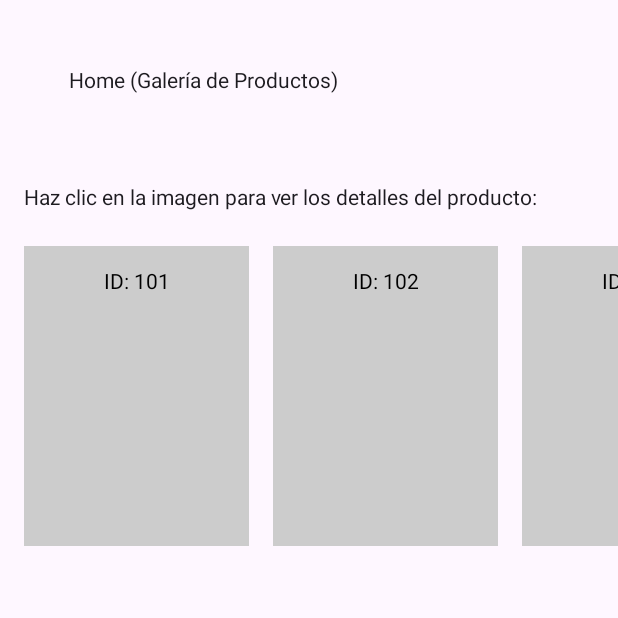
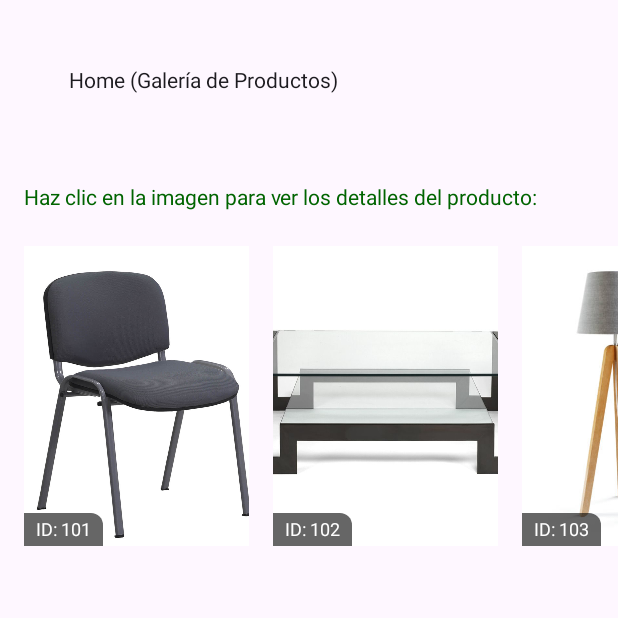
Before and after one commit to 788j/-ANDORID-CLASS-1, an Android app built with Jetpack Compose: the screen it shows after launch (MainActivity), on a phone screen of 412 x 824 dp, the top half of it. Run offline under Robolectric (Android 15) with nearby library versions, the phone set to English and light mode, and no system bars.

Commit message:
Proyecto Compose terminado

```diff
--- a/app/src/main/AndroidManifest.xml
+++ b/app/src/main/AndroidManifest.xml
@@ -1,7 +1,7 @@
 <?xml version="1.0" encoding="utf-8"?>
 <manifest xmlns:android="http://schemas.android.com/apk/res/android"
     xmlns:tools="http://schemas.android.com/tools">
-
+    <uses-permission android:name="android.permission.INTERNET"/>
     <application
         android:allowBackup="true"
         android:dataExtractionRules="@xml/data_extraction_rules"
@@ -10,7 +10,9 @@
         android:label="@string/app_name"
         android:roundIcon="@mipmap/ic_launcher_round"
         android:supportsRtl="true"
-        android:theme="@style/Theme.Myapplication">
+        android:theme="@style/Theme.Myapplication"
+        android:usesCleartextTraffic="true">
+
         <activity
             android:name=".MainActivity"
             android:exported="true"
--- a/app/src/main/java/com/example/myapplication/app.kt
+++ b/app/src/main/java/com/example/myapplication/app.kt
@@ -2,263 +2,25 @@
 
 package com.example.my_application.ui.theme
 
-import android.annotation.SuppressLint
-import androidx.compose.foundation.background
-import androidx.compose.foundation.clickable
-import androidx.compose.foundation.layout.Arrangement
-import androidx.compose.foundation.layout.Box
-import androidx.compose.foundation.layout.Column
-import androidx.compose.foundation.layout.PaddingValues
-import androidx.compose.foundation.layout.fillMaxSize
-import androidx.compose.foundation.layout.fillMaxWidth
-import androidx.compose.foundation.layout.padding
-import androidx.compose.foundation.layout.size
-import androidx.compose.foundation.lazy.LazyRow
-import androidx.compose.foundation.lazy.items
-import androidx.compose.foundation.rememberScrollState
-import androidx.compose.foundation.verticalScroll
-import androidx.compose.material3.Button
+
 import androidx.compose.material3.ExperimentalMaterial3Api
-import androidx.compose.material3.Scaffold
-import androidx.compose.material3.Text
-import androidx.compose.material3.TopAppBar
 import androidx.compose.runtime.Composable
-import androidx.compose.ui.Alignment
-import androidx.compose.ui.Modifier
-import androidx.compose.ui.graphics.Color
-import androidx.compose.ui.text.font.FontWeight
-import androidx.compose.ui.unit.dp
-import androidx.compose.ui.unit.sp
-import androidx.navigation.NavHostController
-import androidx.navigation.NavType
-import androidx.navigation.compose.NavHost
-import androidx.navigation.compose.composable
 import androidx.navigation.compose.rememberNavController
-import androidx.navigation.navArgument
+import com.example.myapplication.ui.theme.navigation.AppNavGraph
+
 
 // --------------------------------------------------
-// ESTRUCTURA DE DATOS: Producto con ID y Descripción
-data class Producto(
-    val id: Int,
-    val descripcion: String
-)
-
-// --------------------------------------------------
-// 🆕 LISTA DE PRODUCTOS MOVIDA AL AMBITO SUPERIOR para ser accesible por DetailsScreen
-val productos = listOf(
-    Producto(101, "Silla ergonómica de oficina y malla transpirable"),
-    Producto(102, "Mesa de centro moderna con tapa de cristal"),
-    Producto(103, "Lámpara de pie ajustable de diseño minimalista"),
-    Producto(104, "Sofá modular de tres puestos en color gris oscuro"),
-    Producto(105, "Estantería flotante de madera de roble macizo"),
-    Producto(106, "Espejo de pared con marco metálico negro")
-)
-// --------------------------------------------------
-
-// Definición de pantallas (Sin cambios)
-sealed class Screen(val route: String) {
-    data object Home : Screen(route = "home")
-    data object Details : Screen(route = "details/{id}") {
-        fun createRoute(id: Int) = "details/$id"
-        const val arg = "id"
-    }
-    data object Settings : Screen(route = "settings")
-}
-
-// --------------------------------------------------
-// Comienzo del app (Sin cambios)
+//  app
 @Composable
 fun App() {
     val nav = rememberNavController()
     AppNavGraph(navController = nav)
 }
 
-// --------------------------------------------------
-// Gráfico de navegación (Sin cambios)
-@SuppressLint("Listado de FrameWorks para NODE")
-@Composable
-fun AppNavGraph(navController: NavHostController) {
-    NavHost(
-        navController = navController,
-        startDestination = Screen.Home.route
-    ) {
-        // 🏠 Pantalla Home
-        composable(route = Screen.Home.route) {
-            HomeScreen(
-                onNavigationToDetails = { id ->
-                    navController.navigate(Screen.Details.createRoute(id))
-                },
-                onNavigationToSettings = {
-                    navController.navigate(Screen.Settings.route)
-                }
-            )
-        }
-
-        // 📄 Pantalla Details
-        composable(
-            route = Screen.Details.route,
-            arguments = listOf(navArgument(name = Screen.Details.arg) {
-                type = NavType.IntType
-            })
-        ) { stackEntry ->
-            val id = stackEntry.arguments?.getInt(Screen.Details.arg) ?: -1
-            DetailsScreen(
-                id = id,
-                // Le pasamos la lista de productos para que pueda buscar la descripción
-                onBack = {
-                    navController.popBackStack()
-                }
-            )
-        }
-
-        // ⚙️ Pantalla Settings
-        composable(route = Screen.Settings.route) {
-            SettingsScreen(
-                onBack = {
-                    navController.popBackStack()
-                }
-            )
-        }
-    }
-}
-
-// --------------------------------------------------
-// HomeScreen (Sin cambios, usa la lista global)
-@Composable
-fun HomeScreen(
-    onNavigationToDetails: (Int) -> Unit,
-    onNavigationToSettings: () -> Unit
-) {
-    Scaffold(
-        modifier = Modifier.fillMaxSize(),
-        topBar = { Text(text = "Home (Galería de Productos)", modifier = Modifier.padding(46.dp)) }
-    ) { padding ->
-        val scrollState = rememberScrollState()
-        Column(
-            modifier = Modifier
-                .padding(padding)
-                .fillMaxSize()
-                .verticalScroll(scrollState)
-        ) {
-            Text(
-                modifier = Modifier.padding(16.dp),
-                text = "Haz clic en la imagen para ver los detalles del producto:"
-            )
-
-            // --- GALERÍA DE IMÁGENES HORIZONTAL ---
-            LazyRow(
-                modifier = Modifier.padding(vertical = 8.dp),
-                horizontalArrangement = Arrangement.spacedBy(16.dp),
-                contentPadding = PaddingValues(horizontal = 16.dp)
-            ) {
-                items(productos) { producto ->
-                    Column(
-
-                        horizontalAlignment = Alignment.CenterHorizontally,
-                        modifier = Modifier
-                            .size(150.dp, 200.dp)
-                            .background(Color.LightGray)
-                            .clickable { onNavigationToDetails(producto.id) }
-                    ) {
-                        Text(
-                            text = "ID: ${producto.id}",
-                            modifier = Modifier.padding(top = 16.dp),
-                            color = Color.Black
-                        )
-                       /* Text(
-                            text = producto.descripcion.take(20) + "...", // Descripción cortada
-                            modifier = Modifier.padding(horizontal = 8.dp),
-                            color = Color.DarkGray
-                        )*/
-                    }
-                }
-            }
-            // --- FIN GALERÍA ---
-
-         /*   Button(
-                onClick = onNavigationToSettings,
-                modifier = Modifier.padding(16.dp)
-            ) {
-                Text(text = "Ir a Settings")
-            }*/
-        }
-    }
-}
-
-// --------------------------------------------------
-// 🚀 DetailsScreen MODIFICADA: Busca y muestra la descripción
-@OptIn(ExperimentalMaterial3Api::class)
-@Composable
-fun DetailsScreen(id: Int, onBack: () -> Unit) {
-    // 🆕 BUSCAMOS EL PRODUCTO en la lista global
-    val productoEncontrado = productos.find { it.id == id }
-
-    Scaffold(
-        topBar = {
-            TopAppBar(
-                title = { Text(text = "Detalle del Producto") },
-                navigationIcon = {
-                    Text(
-                        modifier = Modifier
-                            .padding(horizontal = 16.dp)
-                            .clickable { onBack() },
-                        text = "⬅"
-                    )
-                }
-            )
-        }
-    ) { padding ->
-        Column(
-            modifier = Modifier
-                .padding(padding)
-                .fillMaxSize()
-                .padding(horizontal = 16.dp),
-            horizontalAlignment = Alignment.CenterHorizontally
-        ) {
-            Text(
-                modifier = Modifier.padding(top = 16.dp),
-                text = "Producto con ID $id",
-                style = androidx.compose.ui.text.TextStyle(fontSize = 24.sp)
-            )
-
-            productoEncontrado?.let { producto ->
-                Box(
-                    modifier = Modifier
-                        .padding(vertical = 24.dp)
-                        .size(250.dp)
-                        .background(Color.Gray),
-                    contentAlignment = Alignment.Center
-                ) {
-                    Text(text = "Imagen ampliada", color = Color.White)
-                }
-
-                // 🆕 MOSTRAMOS LA DESCRIPCIÓN
-                Text(
-                    text = "Descripción:",
-                    modifier = Modifier
-                        .fillMaxWidth()
-                        .padding(bottom = 8.dp),
-                    style = androidx.compose.ui.text.TextStyle(fontWeight = FontWeight.Bold)
-                )
-                Text(
-                    text = producto.descripcion,
-                    modifier = Modifier.fillMaxWidth()
-                )
-            } ?: Text("Error: Producto no encontrado.", color = Color.Red)
 
 
-            Button(
-                onClick = { onBack() },
-                modifier = Modifier.padding(top = 24.dp)
-            ) {
-                Text(text = "Volver")
-            }
-        }
-    }
-}
-
-// --------------------------------------------------
-// SettingsScreen (Sin cambios)
+// SettingsScreen (Deplecada para el ejercicio del profe)
+/*
 @OptIn(ExperimentalMaterial3Api::class)
 @Composable
 fun SettingsScreen(onBack: () -> Unit) {
@@ -289,3 +51,4 @@ fun SettingsScreen(onBack: () -> Unit) {
         }
     }
 }
+*/
--- /dev/null
+++ b/app/src/main/java/com/example/myapplication/ui/theme/data/dataProduct.kt
@@ -0,0 +1,22 @@
+package com.example.my_application.ui.theme.data // ⬅️ CAMBIO DE PAQUETE
+
+import com.example.myapplication.R
+
+
+// ESTRUCTURA
+data class Producto(
+    val id: Int,
+    val descripcion: String,
+    val imageUrl: Int
+)
+
+// LISTA
+val productos = listOf(
+
+    Producto(101, "Silla ergonómica de oficina y malla transpirable", R.drawable.silla),
+    Producto(102, "Mesa de centro moderna con tapa de cristal", R.drawable.msea),
+    Producto(103, "Lámpara de pie ajustable de diseño minimalista", R.drawable.lampara),
+    Producto(104, "Sofá modular de tres puestos en color gris oscuro", R.drawable.sofa),
+    Producto(105, "Estantería flotante de madera de roble macizo", R.drawable.estanteria),
+    Producto(106, "Espejo de pared con marco metálico negro", R.drawable.espejo)
+)
--- /dev/null
+++ b/app/src/main/java/com/example/myapplication/ui/theme/navigation/Navigation.kt
@@ -0,0 +1,58 @@
+package com.example.myapplication.ui.theme.navigation
+
+import android.annotation.SuppressLint
+import androidx.compose.runtime.Composable
+import androidx.navigation.NavHostController
+import androidx.navigation.NavType
+import androidx.navigation.compose.NavHost
+import androidx.navigation.compose.composable
+import androidx.navigation.navArgument
+// import com.example.my_application.ui.theme.SettingsScreen
+import com.example.myapplication.ui.theme.screens.DetailsScreen
+import com.example.myapplication.ui.theme.screens.HomeScreen
+
+@SuppressLint()
+@Composable
+fun AppNavGraph(navController: NavHostController) {
+    NavHost(
+        navController = navController,
+        startDestination = Screen.Home.route
+    ) {
+        // Pantalla Home
+        composable(route = Screen.Home.route) {
+            HomeScreen(
+                onNavigationToDetails = { id ->
+                    navController.navigate(Screen.Details.createRoute(id))
+                },
+                onNavigationToSettings = {
+                    navController.navigate(Screen.Settings.route)//Deplecado
+                }
+            )
+        }
+
+        // Pantalla Details
+        composable(
+            route = Screen.Details.route,
+            arguments = listOf(navArgument(name = Screen.Details.arg) {
+                type = NavType.IntType
+            })
+        ) { stackEntry ->
+            val id = stackEntry.arguments?.getInt(Screen.Details.arg) ?: -1
+            DetailsScreen(
+                id = id,
+                onBack = {
+                    navController.popBackStack()
+                }
+            )
+        }
+
+//        //  Pantalla Settings (deplecada)
+//        composable(route = Screen.Settings.route) {
+//            SettingsScreen(
+//                onBack = {
+//                    navController.popBackStack()
+//                }
+//            )
+//        }
+    }
+}
--- /dev/null
+++ b/app/src/main/java/com/example/myapplication/ui/theme/screens/HomeScreen.kt
@@ -0,0 +1,100 @@
+package com.example.myapplication.ui.theme.screens
+
+import androidx.compose.foundation.Image
+import androidx.compose.foundation.background
+import androidx.compose.foundation.clickable
+import androidx.compose.foundation.layout.Arrangement
+import androidx.compose.foundation.layout.Box
+import androidx.compose.foundation.layout.Column
+import androidx.compose.foundation.layout.PaddingValues
+import androidx.compose.foundation.layout.fillMaxSize
+import androidx.compose.foundation.layout.padding
+import androidx.compose.foundation.layout.size
+import androidx.compose.foundation.lazy.LazyRow
+import androidx.compose.foundation.lazy.items
+import androidx.compose.foundation.rememberScrollState
+import androidx.compose.foundation.shape.RoundedCornerShape
+import androidx.compose.foundation.verticalScroll
+import androidx.compose.material3.Scaffold
+import androidx.compose.material3.Text
+import androidx.compose.runtime.Composable
+import androidx.compose.ui.Alignment
+import androidx.compose.ui.Modifier
+import androidx.compose.ui.graphics.Color
+import androidx.compose.ui.layout.ContentScale
+import androidx.compose.ui.res.painterResource
+import androidx.compose.ui.unit.dp
+import androidx.compose.ui.unit.sp
+import com.example.my_application.ui.theme.data.productos
+
+@Composable
+fun HomeScreen(
+    onNavigationToDetails: (Int) -> Unit,
+    onNavigationToSettings: () -> Unit
+) {
+    Scaffold(
+        modifier = Modifier.fillMaxSize(),
+        topBar = { Text(text = "Home (Galería de Productos)", modifier = Modifier.padding(46.dp)) }
+    ) { padding ->
+        val scrollState = rememberScrollState()
+        Column(
+            modifier = Modifier
+                .padding(padding)
+                .fillMaxSize()
+                .verticalScroll(scrollState)
+        ) {
+            Text(
+                modifier = Modifier.padding(16.dp),
+                text = "Haz clic en la imagen para ver los detalles del producto:",
+                color = Color(0xFF006400)
+            )
+
+            // GALERÍA
+            LazyRow(
+                modifier = Modifier.padding(vertical = 8.dp),
+                horizontalArrangement = Arrangement.spacedBy(16.dp),
+                contentPadding = PaddingValues(horizontal = 16.dp)
+            ) {
+                items(productos) { producto ->
+                    Box(
+                        modifier = Modifier
+                            .size(150.dp, 200.dp)
+                            .background(Color.LightGray, shape = RoundedCornerShape(8.dp))
+                            .clickable { onNavigationToDetails(producto.id) }
+                    ){
+                        //  imagen producto
+                        Image(
+                            painter = painterResource(id = producto.imageUrl),
+                            contentDescription = "Imagen de ${producto.descripcion}",
+                            contentScale = ContentScale.Crop,
+                            modifier = Modifier.fillMaxSize()
+                        )
+
+                        //  etiqueta ID
+                        Text(
+                            text = "ID: ${producto.id}",
+
+                            modifier = Modifier
+                                .align(Alignment.BottomStart)
+                                .background(
+                                    Color.Black.copy(alpha = 0.6f),
+                                    shape = RoundedCornerShape(topEnd = 8.dp)
+                                )
+                                .padding(horizontal = 8.dp, vertical = 4.dp),
+                            color = Color.White,
+                            fontSize = 12.sp
+                        )
+                    }
+                }
+            }
+            // --- boton settings elimanaod para este ejercicio---
+
+            /*   Button(
+                   onClick = onNavigationToSettings,
+                   modifier = Modifier.padding(16.dp)
+               ) {
+                   Text(text = "Ir a Settings")
+               }*/
+        }
+    }
+}
```
Also changed, not shown: app/src/main/java/com/example/myapplication/MainActivity.kt (+86 -85 lines), app/src/main/java/com/example/myapplication/ui/theme/navigation/Screens.kt (added, +11 -0 lines), app/src/main/java/com/example/myapplication/ui/theme/screens/DetailsScreen.kt (added, +95 -0 lines), app/src/main/res/drawable/espejo.jpg (added), app/src/main/res/drawable/estanteria.jpg (added), app/src/main/res/drawable/lampara.jpg (added), app/src/main/res/drawable/msea.jpg (added), app/src/main/res/drawable/silla.jpg (added), app/src/main/res/drawable/sofa.jpg (added).
